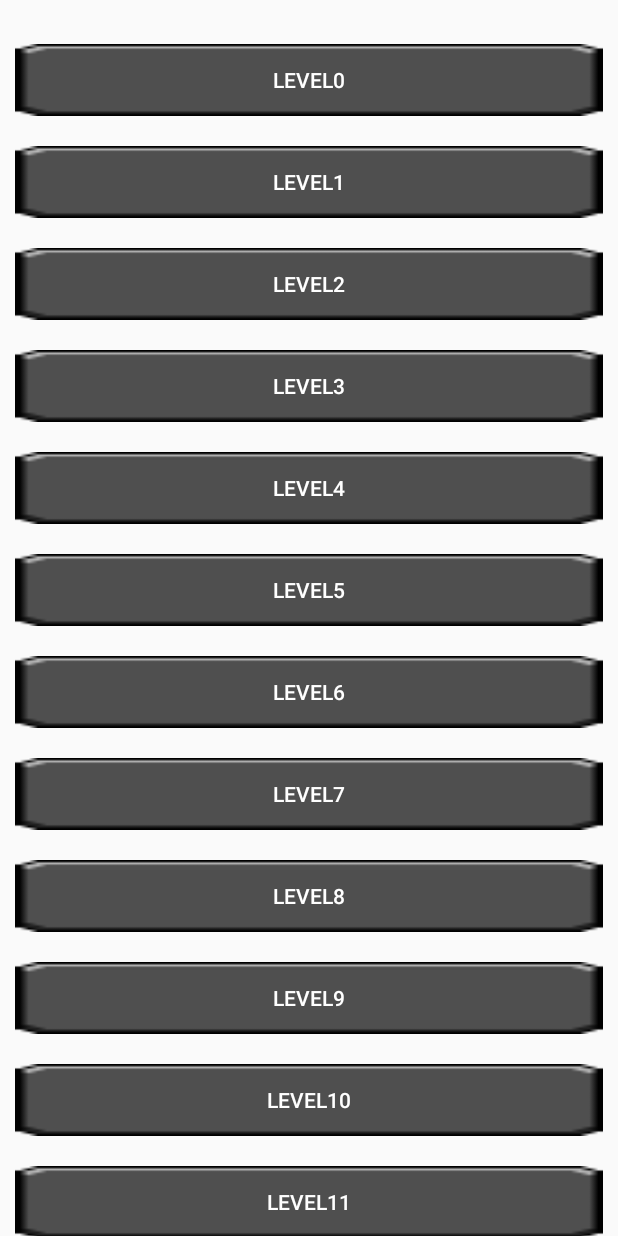
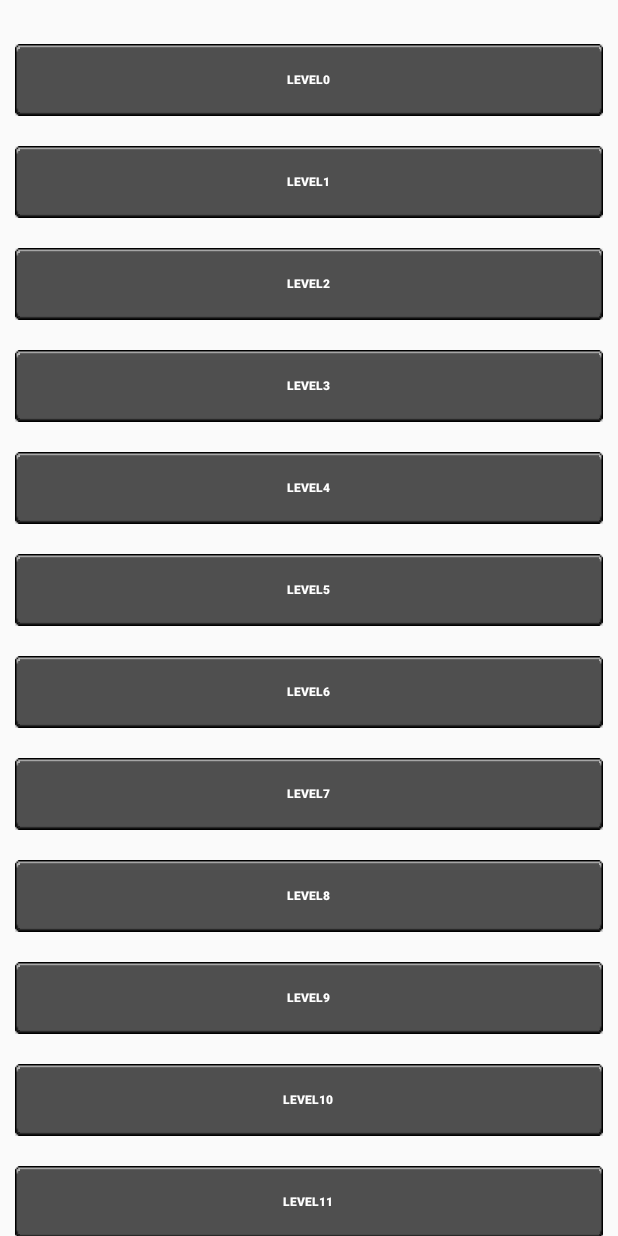
Before and after one commit to Owntage/PlatformerDefence, an Android app: the screen it shows after launch (MenuActivity), on a phone screen of 412 x 824 dp. Run offline under Robolectric (Android 15) with nearby library versions, the phone set to English and light mode, and no system bars.

Commit message:
chenged_menu

```diff
--- a/app/src/main/res/layout/item_list.xml
+++ b/app/src/main/res/layout/item_list.xml
@@ -10,7 +10,11 @@
         android:layout_width="match_parent"
         android:layout_height="wrap_content"
         android:layout_gravity="center_horizontal"
-        android:background="@drawable/button0"
-        android:textColor="#ffffff" />
+        android:textColor="#ffffff"
+        android:text="level1z"
+        android:textSize="@dimen/abc_action_bar_progress_bar_size"
+        android:textStyle="bold"
+        android:nestedScrollingEnabled="false"
+        android:background="@drawable/button0" />
 
 </LinearLayout>
```
Also changed, not shown: app/src/main/res/drawable-nodpi/button0.png (deleted), app/src/main/res/drawable/button0.9.png (added).
